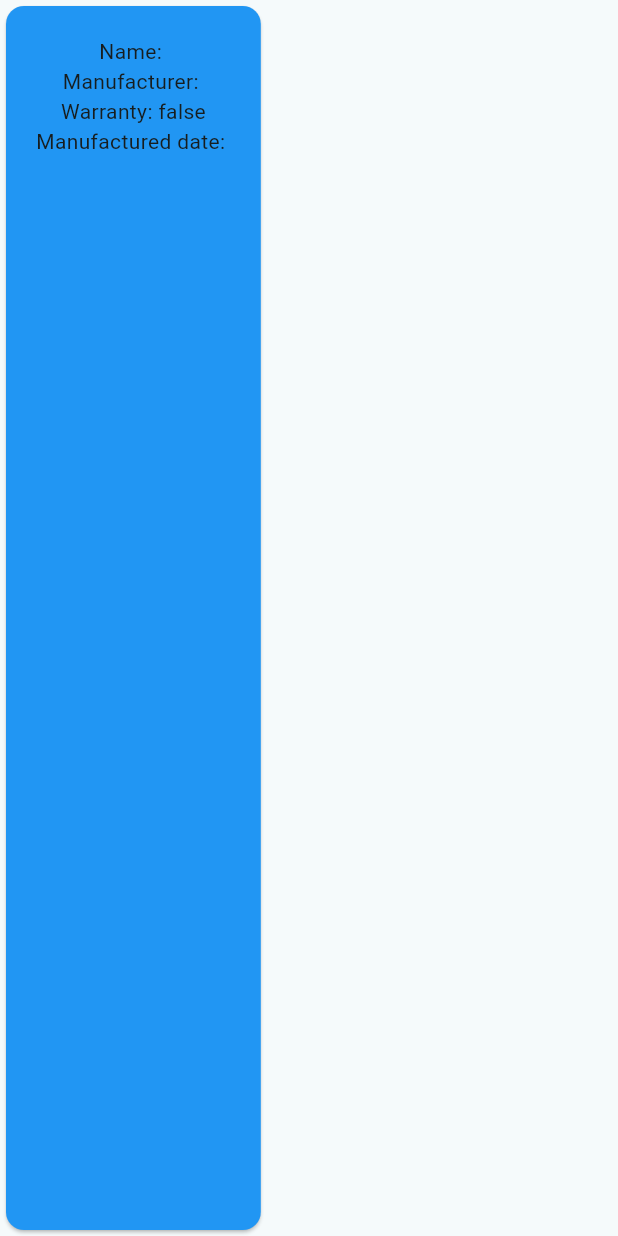
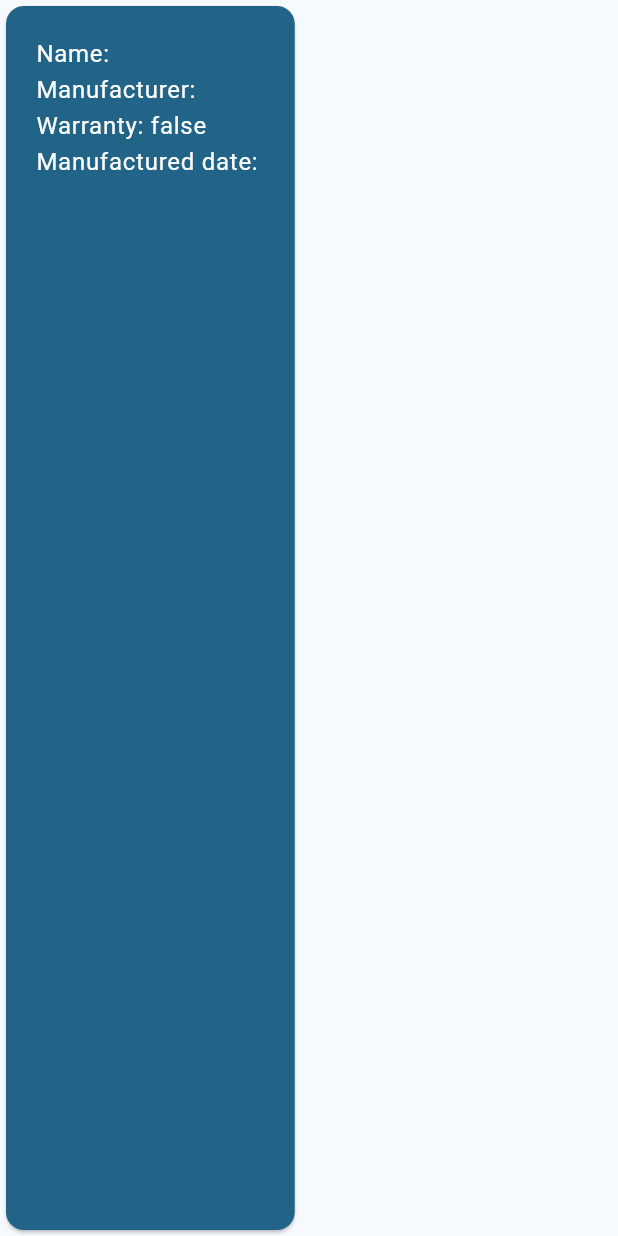
Before and after one commit to JovanZdravkovic/ProductsApp, a Flutter app: the BigCard widget shown alone on an empty page, opened directly with empty values, on a phone screen of 412 x 824 dp. Run offline on Flutter 3.47's test engine with Material 3 defaults, Android fonts, the phone set to English and light mode, and no system bars; network calls fail.

Commit message:
Changed text color and alignment inside of a product card.

```diff
--- a/app_flutter_frontend/lib/main.dart
+++ b/app_flutter_frontend/lib/main.dart
@@ -71,7 +71,7 @@ class _MyAppState extends State<MyApp> {
     return MaterialApp(
       title: 'Products app',
       theme: ThemeData(
-        colorScheme: ColorScheme.fromSeed(seedColor: Colors.white),
+        colorScheme: ColorScheme.fromSeed(seedColor: const Color.fromARGB(255, 21, 175, 241)),
         useMaterial3: true,
       ),
       home: Scaffold(
@@ -111,16 +111,22 @@ class BigCard extends StatelessWidget {
 
   @override
   Widget build(BuildContext context) {
+    final theme = Theme.of(context);
+    final style = theme.textTheme.bodyLarge!.copyWith(
+      color: theme.colorScheme.onPrimary,
+    );
+
     return Card(
-      color: Colors.blue,
+      color: theme.colorScheme.primary,
       child: Padding(
         padding: const EdgeInsets.all(20),
         child: Column(
+          crossAxisAlignment: CrossAxisAlignment.start,
           children: [
-            Text('Name: ${p.productName}'),
-            Text('Manufacturer: ${p.productManufacturer}'),
-            Text('Warranty: ${p.warranty}'),
-            Text('Manufactured date: ${p.productManufacturingDate}'),
+            Text('Name: ${p.productName}', style: style),
+            Text('Manufacturer: ${p.productManufacturer}', style: style),
+            Text('Warranty: ${p.warranty}', style: style),
+            Text('Manufactured date: ${p.productManufacturingDate}', style: style),
           ],
         ) ,
       ),
```
